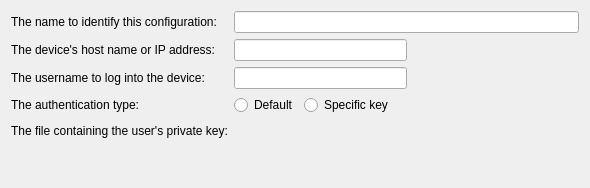
Old version of the form src/plugins/remotelinux/genericlinuxdeviceconfigurationwizardsetuppage.ui in the repository qt-creator/qt-creator.
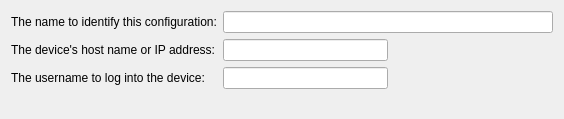
New version of the form. Custom widgets are drawn as their Qt base class.

```diff
--- a/src/plugins/remotelinux/genericlinuxdeviceconfigurationwizardsetuppage.ui
+++ b/src/plugins/remotelinux/genericlinuxdeviceconfigurationwizardsetuppage.ui
@@ -6,8 +6,8 @@
    <rect>
     <x>0</x>
     <y>0</y>
-    <width>590</width>
-    <height>188</height>
+    <width>564</width>
+    <height>119</height>
    </rect>
   </property>
   <property name="windowTitle">
@@ -82,81 +82,8 @@
      </item>
     </layout>
    </item>
-   <item row="3" column="0">
-    <widget class="QLabel" name="label">
-     <property name="text">
-      <string>The authentication type:</string>
-     </property>
-    </widget>
-   </item>
-   <item row="3" column="1">
-    <layout class="QHBoxLayout" name="horizontalLayout_4">
-     <item>
-      <widget class="QRadioButton" name="defaultAuthButton">
-       <property name="text">
-        <string>Default</string>
-       </property>
-      </widget>
-     </item>
-     <item>
-      <widget class="QRadioButton" name="keyButton">
-       <property name="text">
-        <string>Specific key</string>
-       </property>
-      </widget>
-     </item>
-     <item>
-      <spacer name="horizontalSpacer_3">
-       <property name="orientation">
-        <enum>Qt::Horizontal</enum>
-       </property>
-       <property name="sizeHint" stdset="0">
-        <size>
-         <width>40</width>
-         <height>20</height>
-        </size>
-       </property>
-      </spacer>
-     </item>
-    </layout>
-   </item>
-   <item row="4" column="0">
-    <widget class="QLabel" name="label_3">
-     <property name="text">
-      <string>The file containing the user's private key:</string>
-     </property>
-    </widget>
-   </item>
-   <item row="4" column="1">
-    <layout class="QHBoxLayout" name="horizontalLayout_6">
-     <item>
-      <widget class="Utils::PathChooser" name="privateKeyPathChooser" native="true"/>
-     </item>
-     <item>
-      <spacer name="horizontalSpacer">
-       <property name="orientation">
-        <enum>Qt::Horizontal</enum>
-       </property>
-       <property name="sizeHint" stdset="0">
-        <size>
-         <width>40</width>
-         <height>20</height>
-        </size>
-       </property>
-      </spacer>
-     </item>
-    </layout>
-   </item>
   </layout>
  </widget>
- <customwidgets>
-  <customwidget>
-   <class>Utils::PathChooser</class>
-   <extends>QWidget</extends>
-   <header location="global">utils/pathchooser.h</header>
-   <container>1</container>
-  </customwidget>
- </customwidgets>
  <resources/>
  <connections/>
 </ui>
```
